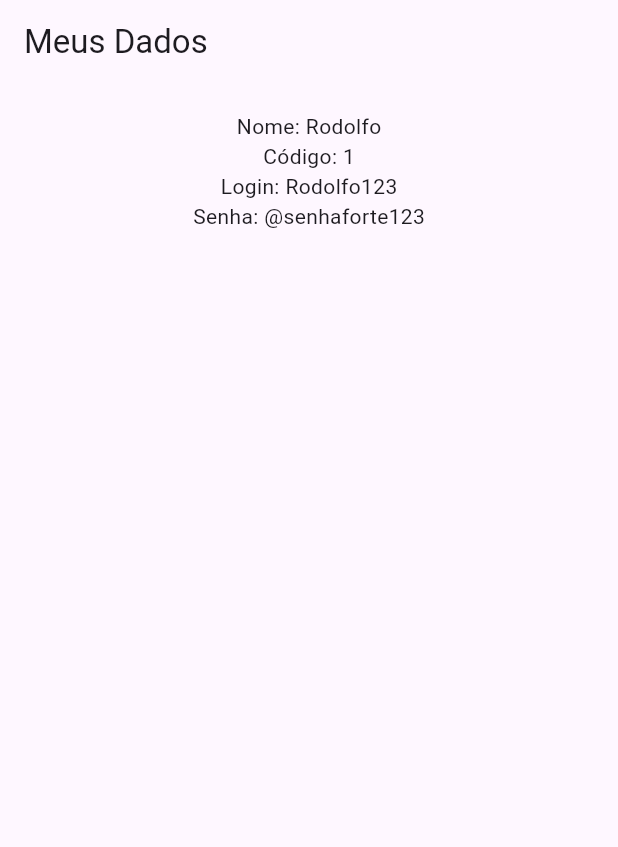
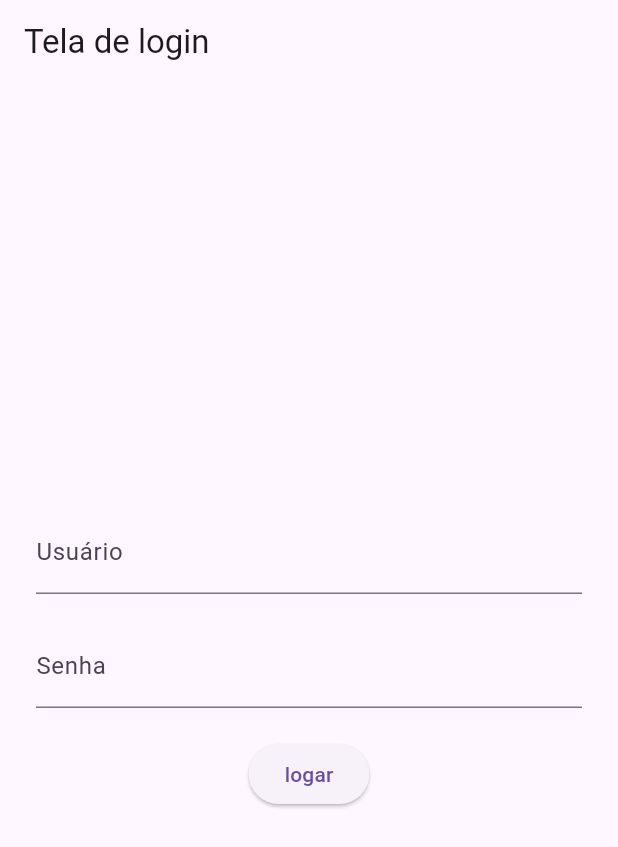
Before and after one commit to BernardoFetter/voupedir, a Flutter app: the screen it shows after launch, on a phone screen of 412 x 824 dp. Shown: the top 847 px of the screen. Run offline on Flutter 3.47's test engine with Material 3 defaults, Android fonts, the phone set to English and light mode, and no system bars.

```diff
--- a/lib/main.dart
+++ b/lib/main.dart
@@ -1,4 +1,5 @@
 import 'package:flutter/material.dart';
+import 'tela_login.dart';
 import 'usuario.dart';
 
 void main() {
@@ -10,31 +11,16 @@ class MyApp extends StatelessWidget {
   @override
   Widget build(BuildContext context) {
 
-    Usuario u = Usuario(
+    /*Usuario u = Usuario(
       codigo: 1,
       login: "Rodolfo123",
       nome: "Rodolfo",
       senha: "@senhaforte123"
-    );
+    );*/
 
     return MaterialApp(
-      home: Scaffold(
-      appBar: AppBar(
-        title: const Text("Meus Dados"),
-      ),
-          body: Center(
-              child: Padding(padding: const EdgeInsets.all(18.0),
-              child: Column(
-                  children: [
-                    Text("Nome: ${u.nome}"),
-                    Text("Código: ${u.codigo}"),
-                    Text("Login: ${u.login}"),
-                    Text("Senha: ${u.senha}")
-                  ]
-              )
-              ),
-    ),
-    ),
+      debugShowCheckedModeBanner: false,
+      home: TelaLogin(),
     );
   }
 }
--- /dev/null
+++ b/lib/tela_login.dart
@@ -0,0 +1,29 @@
+import 'package:flutter/material.dart';
+
+class TelaLogin extends StatelessWidget{
+  TelaLogin({super.key});
+
+  @override
+  Widget build(BuildContext context){
+    return Scaffold(
+      appBar: AppBar(title: const Text("Tela de login")),
+      body: Padding(padding: const EdgeInsets.all(24.0),
+        child: Column(
+            mainAxisAlignment: MainAxisAlignment.center,
+            children: [
+              TextField(
+                decoration: const InputDecoration(labelText: 'Usuário'),
+              ),
+              const SizedBox(height: 20),
+              TextField(
+                  decoration: const InputDecoration(labelText: 'Senha'),
+                  obscureText: true,
+              ),
+              SizedBox(height: 20),
+              ElevatedButton(onPressed: (){}, child: const Text('logar'))
+            ],
+      ),
+    )
+    );
+    }
+}
```
Also changed, not shown: lib/tela_home.dart (added).
